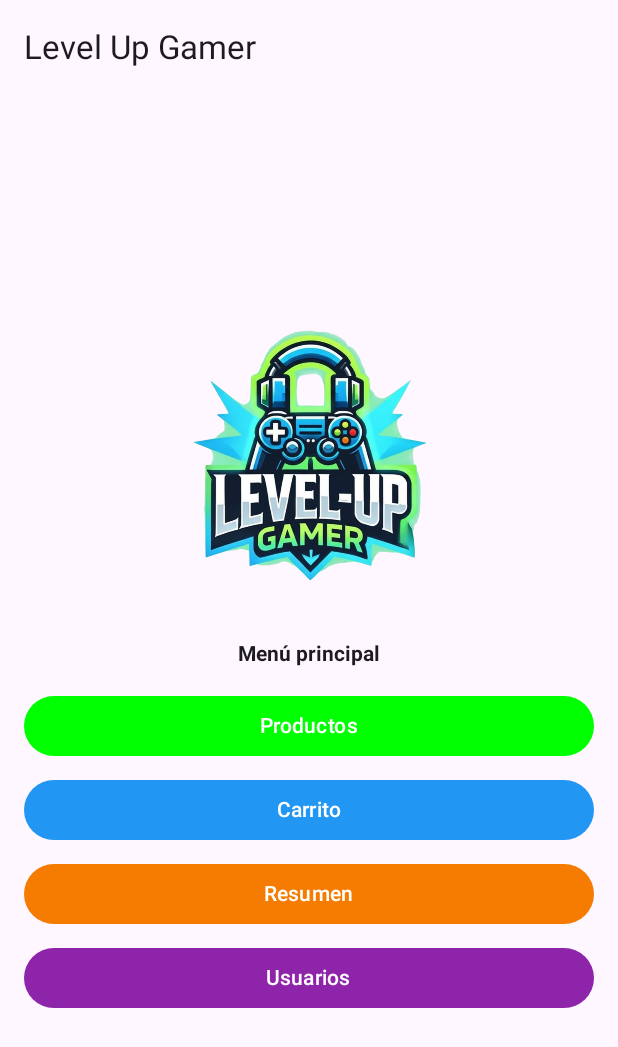
After one commit to ibrahinc28/Aplicacion_Movil_Level_up_Gamer, an Android app built with Jetpack Compose: the HomeScreen screen opened through its navigation route, on a phone screen of 412 x 824 dp. The commit adds this screen. Shown: the top 1047 px of the screen. Run offline under Robolectric (Android 15) with nearby library versions, the phone set to English and light mode, and no system bars; 1 statement that could not run was skipped.

Commit message:
actualizando codigo

```diff
--- a/app/src/main/java/com/example/levelupgamermovil/MainActivity.kt
+++ b/app/src/main/java/com/example/levelupgamermovil/MainActivity.kt
@@ -4,44 +4,35 @@ import android.os.Bundle
 import androidx.activity.ComponentActivity
 import androidx.activity.compose.setContent
 import androidx.activity.enableEdgeToEdge
-import androidx.compose.foundation.layout.fillMaxSize
-import androidx.compose.foundation.layout.padding
-import androidx.compose.material3.Scaffold
-import androidx.compose.material3.Text
-import androidx.compose.runtime.Composable
-import androidx.compose.ui.Modifier
-import androidx.compose.ui.tooling.preview.Preview
-import com.example.levelupgamermovil.ui.theme.LevelUpGamerMovilTheme
+import androidx.navigation.compose.NavHost
+import androidx.navigation.compose.composable
+import androidx.navigation.compose.rememberNavController
+import com.example.levelupgamermovil.navigation.NavRoutes
+import com.example.levelupgamermovil.view.LoginScreen
+import com.example.levelupgamermovil.view.UserSignupScreen
+import com.example.levelupgamermovil.view.HomeScreen
+import com.example.levelupgamermovil.view.ProductListScreen
+import com.example.levelupgamermovil.view.CarritoScreen
+import com.example.levelupgamermovil.view.ResumenScreen
 
 class MainActivity : ComponentActivity() {
     override fun onCreate(savedInstanceState: Bundle?) {
         super.onCreate(savedInstanceState)
         enableEdgeToEdge()
         setContent {
-            LevelUpGamerMovilTheme {
-                Scaffold(modifier = Modifier.fillMaxSize()) { innerPadding ->
-                    Greeting(
-                        name = "Android",
-                        modifier = Modifier.padding(innerPadding)
-                    )
-                }
+            val navController = rememberNavController()
+
+            NavHost(
+                navController = navController,
+                startDestination = NavRoutes.LOGIN
+            ) {
+                composable(NavRoutes.LOGIN) { LoginScreen(navController) }
+                composable(NavRoutes.SIGNUP) { UserSignupScreen(navController) }
+                composable(NavRoutes.HOME) { HomeScreen(navController) }
+                composable(NavRoutes.PRODUCTOS) { ProductListScreen(navController) }
+                composable(NavRoutes.CARRITO) { CarritoScreen(navController) }
+                composable(NavRoutes.RESUMEN) { ResumenScreen(navController) }
             }
         }
     }
 }
-
-@Composable
-fun Greeting(name: String, modifier: Modifier = Modifier) {
-    Text(
-        text = "Hello $name!",
-        modifier = modifier
-    )
-}
-
-@Preview(showBackground = true)
-@Composable
-fun GreetingPreview() {
-    LevelUpGamerMovilTheme {
-        Greeting("Android")
-    }
-}
--- /dev/null
+++ b/app/src/main/java/com/example/levelupgamermovil/view/HomeScreen.kt
@@ -0,0 +1,80 @@
+package com.example.levelupgamermovil.view
+
+import androidx.compose.foundation.Image
+import androidx.compose.foundation.layout.*
+import androidx.compose.material3.*
+import androidx.compose.runtime.Composable
+import androidx.compose.ui.Alignment
+import androidx.compose.ui.Modifier
+import androidx.compose.ui.graphics.Color
+import androidx.compose.ui.layout.ContentScale
+import androidx.compose.ui.res.painterResource
+import androidx.compose.ui.text.font.FontWeight
+import androidx.compose.ui.unit.dp
+import androidx.navigation.NavController
+import com.example.levelupgamermovil.R
+import com.example.levelupgamermovil.navigation.NavRoutes
+
+@OptIn(ExperimentalMaterial3Api::class)
+@Composable
+fun HomeScreen(navController: NavController) {
+    Scaffold(
+        topBar = {
+            TopAppBar(title = { Text("Level Up Gamer") })
+        }
+    ) { innerPadding ->
+        Column(
+            modifier = Modifier
+                .padding(innerPadding)
+                .fillMaxSize()
+                .padding(16.dp),
+            verticalArrangement = Arrangement.Center,
+            horizontalAlignment = Alignment.CenterHorizontally
+        ) {
+            Image(
+                painter = painterResource(id = R.drawable.logo),
+                contentDescription = "Logo App",
+                modifier = Modifier
+                    .fillMaxWidth()
+                    .height(200.dp),
+                contentScale = ContentScale.Fit
+            )
+
+            Spacer(Modifier.height(24.dp))
+
+            Text(text = "Menú principal", fontWeight = FontWeight.Bold, modifier = Modifier.padding(bottom = 16.dp))
+
+            Button(
+                onClick = { navController.navigate(NavRoutes.PRODUCTOS) },
+                modifier = Modifier.fillMaxWidth().padding(bottom = 8.dp),
+                colors = ButtonDefaults.buttonColors(Color.Green)
+            ) {
+                Text("Productos")
+            }
+
+            Button(
+                onClick = { navController.navigate(NavRoutes.CARRITO) },
+                modifier = Modifier.fillMaxWidth().padding(bottom = 8.dp),
+                colors = ButtonDefaults.buttonColors(Color(0xFF2196F3))
+            ) {
+                Text("Carrito")
+            }
+
+            Button(
+                onClick = { navController.navigate(NavRoutes.RESUMEN) },
+                modifier = Modifier.fillMaxWidth().padding(bottom = 8.dp),
+                colors = ButtonDefaults.buttonColors(Color(0xFFF57C00))
+            ) {
+                Text("Resumen")
+            }
+
+            Button(
+                onClick = { navController.navigate(NavRoutes.SIGNUP) },
+                modifier = Modifier.fillMaxWidth().padding(bottom = 8.dp),
+                colors = ButtonDefaults.buttonColors(Color(0xFF8E24AA))
+            ) {
+                Text("Usuarios")
+            }
+        }
+    }
+}
--- a/gradle/libs.versions.toml
+++ b/gradle/libs.versions.toml
@@ -8,6 +8,7 @@ espressoCore = "3.5.1"
 lifecycleRuntimeKtx = "2.6.1"
 activityCompose = "1.8.0"
 composeBom = "2024.09.00"
+navigationCompose = "2.9.5"
 
 [libraries]
 androidx-core-ktx = { group = "androidx.core", name = "core-ktx", version.ref = "coreKtx" }
@@ -24,6 +25,7 @@ androidx-compose-ui-tooling-preview = { group = "androidx.compose.ui", name = "u
 androidx-compose-ui-test-manifest = { group = "androidx.compose.ui", name = "ui-test-manifest" }
 androidx-compose-ui-test-junit4 = { group = "androidx.compose.ui", name = "ui-test-junit4" }
 androidx-compose-material3 = { group = "androidx.compose.material3", name = "material3" }
+androidx-navigation-compose = { group = "androidx.navigation", name = "navigation-compose", version.ref = "navigationCompose" }
 
 [plugins]
 android-application = { id = "com.android.application", version.ref = "agp" }
```
Also changed, not shown: app/build.gradle.kts (+7 -0 lines), app/src/main/java/com/example/levelupgamermovil/model/Producto.kt (added, +13 -0 lines), app/src/main/java/com/example/levelupgamermovil/model/ProductoDao.kt (added, +20 -0 lines), app/src/main/java/com/example/levelupgamermovil/navigation/NavRoutes.kt (added, +10 -0 lines), app/src/main/java/com/example/levelupgamermovil/repository/ProductRepository.kt (added, +56 -0 lines), app/src/main/java/com/example/levelupgamermovil/view/ProductListScreen.kt (added, +55 -0 lines), app/src/main/java/com/example/levelupgamermovil/viewmodel/ProductViewModel.kt (added, +29 -0 lines), app/src/main/res/drawable/catan.png (added), app/src/main/res/drawable/controlxbox.png (added), app/src/main/res/drawable/logo.png (added), app/src/main/res/drawable/pcgamer.png (added), app/src/main/res/drawable/playstation5.png (added), app/src/main/res/drawable/sillagamer.png (added).
